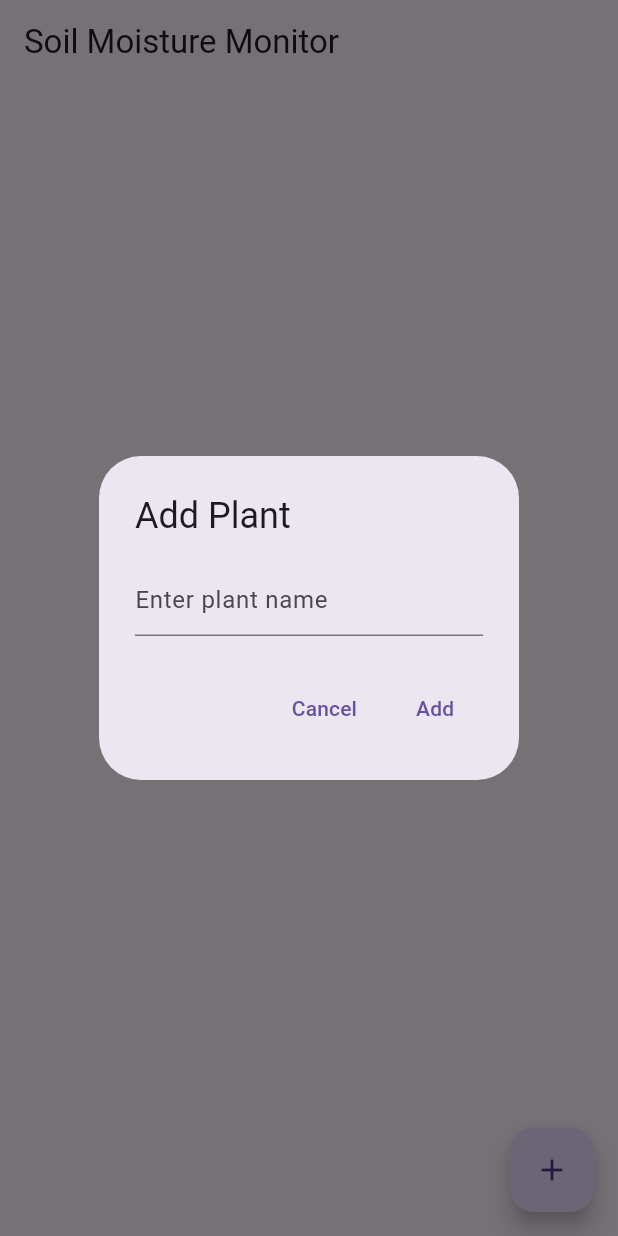
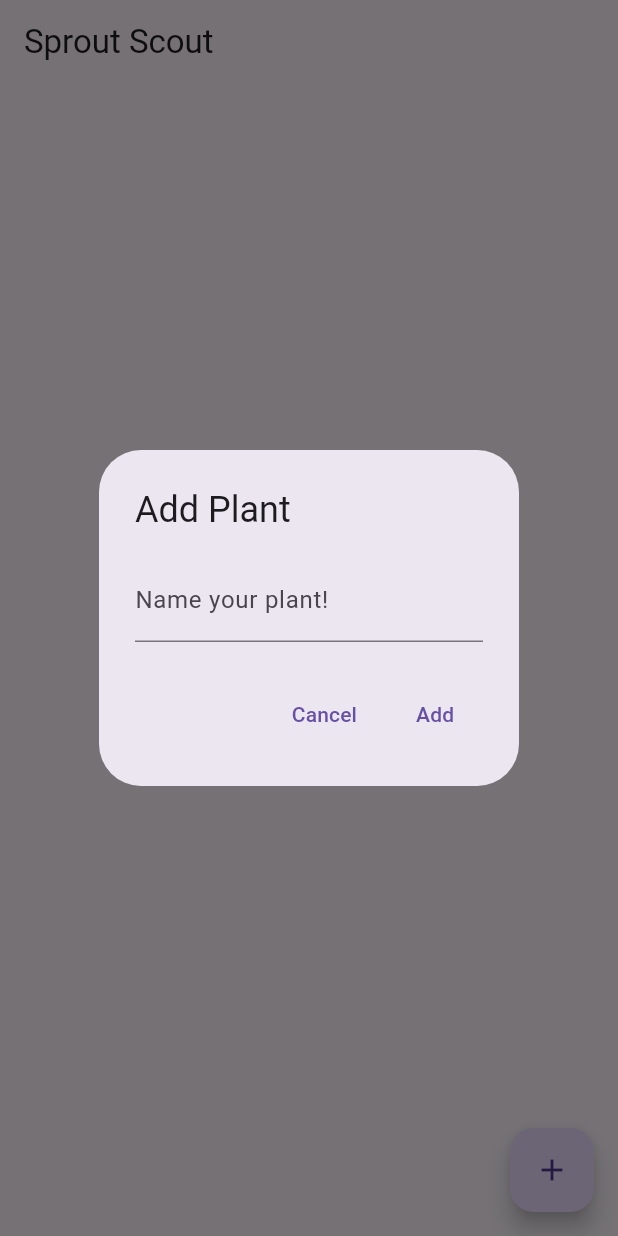
Before and after one commit to sprout-scout-th24/SproutScout, a Flutter app: the MoistureMonitor screen opened directly, after a tap on the "add" icon, on a phone screen of 412 x 824 dp. Run offline on Flutter 3.47's test engine with Material 3 defaults, Android fonts, the light colour scheme and no system bars; our stand-ins replace hive, hive_flutter; accounts and stored records are empty; network calls fail.

Commit message:
Cleanup main.dart. Make hintText labelText.

```diff
--- a/sproutscout/lib/main.dart
+++ b/sproutscout/lib/main.dart
@@ -1,5 +1,4 @@
 import 'package:flutter/material.dart';
-import 'package:hive/hive.dart';
 import 'package:hive_flutter/hive_flutter.dart';
 import 'package:http/http.dart' as http;
 import 'dart:convert';
@@ -12,10 +11,12 @@ void main() async {
   await Hive.initFlutter();
   Hive.registerAdapter(PlantAdapter()); // Register your Plant adapter
   await Hive.openBox<Plant>('plants'); // Open a box to store Plant objects
-  runApp(MyApp());
+  runApp(const MyApp());
 }
 
 class MyApp extends StatelessWidget {
+  const MyApp({super.key});
+
   @override
   Widget build(BuildContext context) {
     return MaterialApp(
@@ -23,17 +24,19 @@ class MyApp extends StatelessWidget {
       theme: ThemeData(
         primarySwatch: Colors.blue,
       ),
-      home: MoistureMonitor(),
+      home: const MoistureMonitor(),
     );
   }
 }
 
 class MoistureMonitor extends StatefulWidget {
+  const MoistureMonitor({super.key});
+
   @override
-  _MoistureMonitorState createState() => _MoistureMonitorState();
+  MoistureMonitorState createState() => MoistureMonitorState();
 }
 
-class _MoistureMonitorState extends State<MoistureMonitor> {
+class MoistureMonitorState extends State<MoistureMonitor> {
   String moistureStatus = 'Unknown';
   final Box<Plant> plantBox = Hive.box<Plant>('plants');
 
@@ -51,7 +54,7 @@ class _MoistureMonitorState extends State<MoistureMonitor> {
       });
 
       // Save or update the plant information
-      final plantName =
+      const plantName =
           'Your Plant Name'; // Replace with the actual plant name or fetch it dynamically
       final currentTime = DateTime.now();
 
@@ -87,33 +90,33 @@ class _MoistureMonitorState extends State<MoistureMonitor> {
   }
 
   void _showAddPlantDialog() {
-    final _plantNameController = TextEditingController();
+    final plantNameController = TextEditingController();
 
     showDialog(
       context: context,
       builder: (context) {
         return AlertDialog(
-          title: Text('Add Plant'),
+          title: const Text('Add Plant'),
           content: TextField(
-            controller: _plantNameController,
-            decoration: InputDecoration(hintText: 'Enter plant name'),
+            controller: plantNameController,
+            decoration: const InputDecoration(labelText: 'Name your plant!'),
           ),
           actions: [
             TextButton(
               onPressed: () {
                 Navigator.of(context).pop(); // Close the dialog
               },
-              child: Text('Cancel'),
+              child: const Text('Cancel'),
             ),
             TextButton(
               onPressed: () {
-                final plantName = _plantNameController.text;
+                final plantName = plantNameController.text;
                 if (plantName.isNotEmpty) {
                   _addPlant(plantName); // Add plant to box
                   Navigator.of(context).pop(); // Close the dialog
                 }
               },
-              child: Text('Add'),
+              child: const Text('Add'),
             ),
           ],
         );
@@ -130,15 +133,15 @@ class _MoistureMonitorState extends State<MoistureMonitor> {
   @override
   Widget build(BuildContext context) {
     return Scaffold(
-      appBar: AppBar(title: Text('Soil Moisture Monitor')),
+      appBar: AppBar(title: const Text('Sprout Scout')),
       body: FutureBuilder<Box<Plant>>(
         future: Hive.openBox<Plant>('plants'),
         builder: (context, AsyncSnapshot<Box<Plant>> snapshot) {
           if (snapshot.connectionState == ConnectionState.waiting) {
-            return Center(child: CircularProgressIndicator());
+            return const Center(child: CircularProgressIndicator());
           }
           if (!snapshot.hasData || snapshot.data!.isEmpty) {
-            return Center(child: Text('No plants available'));
+            return const Center(child: Text('No plants added yet!'));
           }
 
           final box = snapshot.data!;
@@ -165,7 +168,7 @@ class _MoistureMonitorState extends State<MoistureMonitor> {
       floatingActionButton: FloatingActionButton(
         onPressed: _showAddPlantDialog,
         tooltip: 'Add Plant',
-        child: Icon(Icons.add),
+        child: const Icon(Icons.add),
       ),
     );
   }
```
